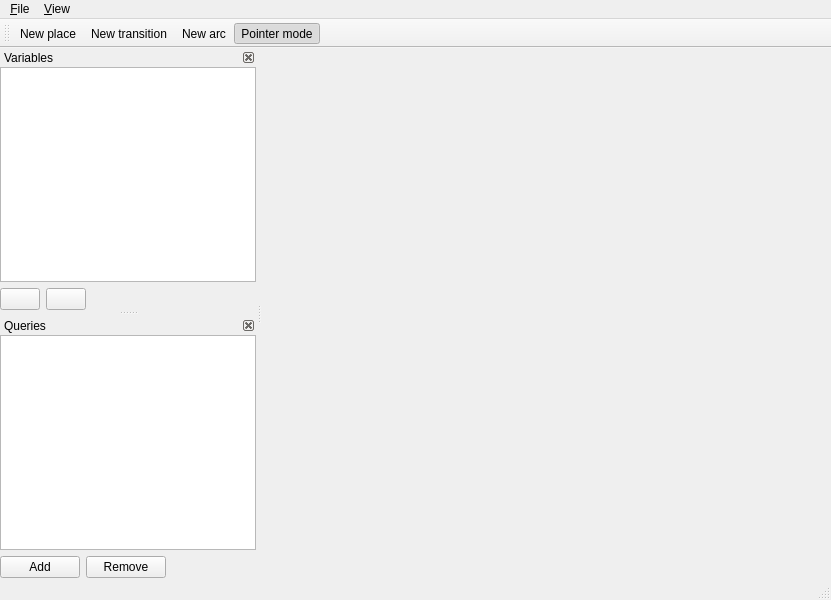
jonasfj/PeTe, file PeTedit/MainWindow.ui: the form before one commit.
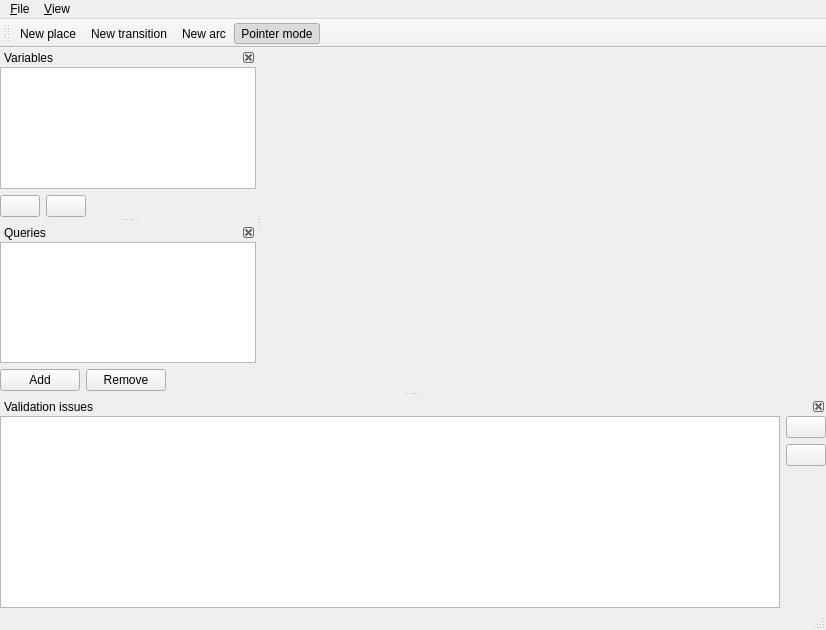
The form after the commit.

Commit message: Validation dock added

```diff
--- a/PeTedit/MainWindow.ui
+++ b/PeTedit/MainWindow.ui
@@ -6,8 +6,8 @@
    <rect>
     <x>0</x>
     <y>0</y>
-    <width>831</width>
-    <height>600</height>
+    <width>826</width>
+    <height>630</height>
    </rect>
   </property>
   <property name="windowTitle">
@@ -17,7 +17,7 @@
    <set>QMainWindow::AllowTabbedDocks|QMainWindow::AnimatedDocks</set>
   </property>
   <widget class="QWidget" name="centralWidget">
-   <layout class="QVBoxLayout" name="verticalLayout_3">
+   <layout class="QHBoxLayout" name="horizontalLayout_3">
     <property name="margin">
      <number>0</number>
     </property>
@@ -62,7 +62,7 @@
     <rect>
      <x>0</x>
      <y>0</y>
-     <width>831</width>
+     <width>826</width>
      <height>24</height>
     </rect>
    </property>
@@ -222,6 +222,67 @@
     </layout>
    </widget>
   </widget>
+  <widget class="QDockWidget" name="validationDock">
+   <property name="floating">
+    <bool>false</bool>
+   </property>
+   <property name="features">
+    <set>QDockWidget::DockWidgetClosable|QDockWidget::DockWidgetMovable</set>
+   </property>
+   <property name="allowedAreas">
+    <set>Qt::BottomDockWidgetArea|Qt::LeftDockWidgetArea|Qt::RightDockWidgetArea</set>
+   </property>
+   <property name="windowTitle">
+    <string>Validation issues</string>
+   </property>
+   <attribute name="dockWidgetArea">
+    <number>8</number>
+   </attribute>
+   <widget class="QWidget" name="dockWidgetContents_3">
+    <layout class="QHBoxLayout" name="horizontalLayout_4">
+     <property name="margin">
+      <number>0</number>
+     </property>
+     <item>
+      <widget class="QTableView" name="validationView"/>
+     </item>
+     <item>
+      <layout class="QVBoxLayout" name="verticalLayout_4">
+       <item>
+        <widget class="QPushButton" name="refreshValidationButton">
+         <property name="toolTip">
+          <string>Refresh validation</string>
+         </property>
+         <property name="text">
+          <string/>
+         </property>
+        </widget>
+       </item>
+       <item>
+        <widget class="QPushButton" name="clearValidationButton">
+         <property name="text">
+          <string/>
+         </property>
+        </widget>
+       </item>
+       <item>
+        <spacer name="verticalSpacer">
+         <property name="orientation">
+          <enum>Qt::Vertical</enum>
+         </property>
+         <property name="sizeHint" stdset="0">
+          <size>
+           <width>20</width>
+           <height>40</height>
+          </size>
+         </property>
+        </spacer>
+       </item>
+      </layout>
+     </item>
+    </layout>
+   </widget>
+  </widget>
   <action name="NewTapnAction">
    <property name="text">
     <string>&amp;New Timed-Arc Petri Net</string>
```
The commit also changes 1 other file.
